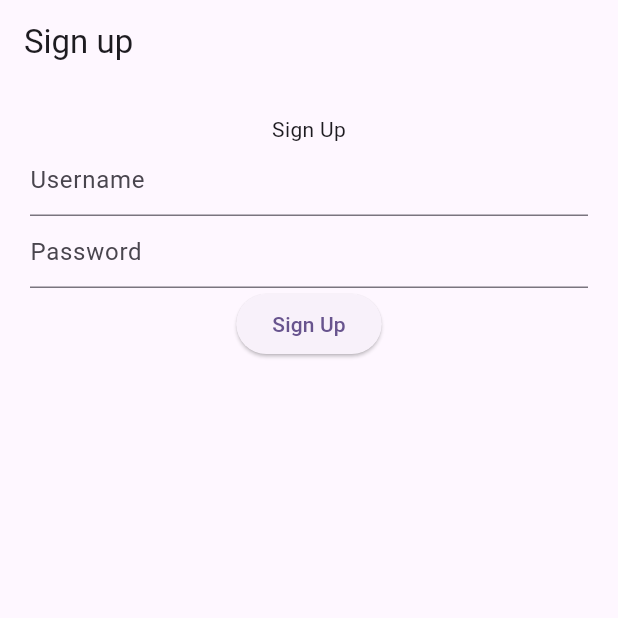
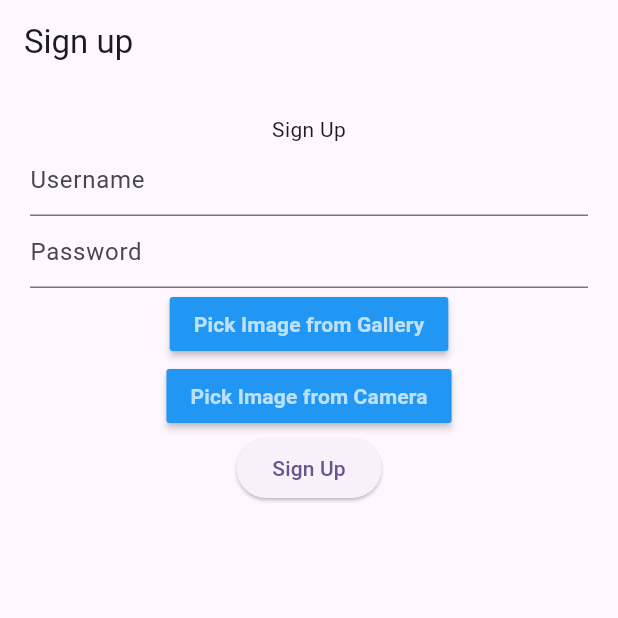
Before and after one commit to Rakan2000/Mini-Project-Meditation-App, a Flutter app: the SignupPage screen opened directly, on a phone screen of 412 x 824 dp, the top half of it. Run offline on Flutter 3.47's test engine with Material 3 defaults, Android fonts, the phone set to English and light mode, and no system bars; our stand-ins replace dio, go_router, shared_preferences; accounts and stored records are empty.

Commit message:
As a user, I can Signup

```diff
--- a/meditation_app/lib/models/user.dart
+++ b/meditation_app/lib/models/user.dart
@@ -5,22 +5,26 @@ class User {
   final int? id;
   final String username;
   final String password;
+  final String image;
 
   User({
     this.id,
     required this.username,
     required this.password,
+    required this.image,
   });
 
   User copyWith({
     int? id,
     String? username,
     String? password,
+    String? image,
   }) {
     return User(
       id: id ?? this.id,
       username: username ?? this.username,
       password: password ?? this.password,
+      image: image ?? this.image,
     );
   }
 
@@ -29,6 +33,7 @@ class User {
       'id': id,
       'username': username,
       'password': password,
+      'image': image,
     };
   }
 
@@ -37,6 +42,7 @@ class User {
       id: map['id'] != null ? map['id'] as int : null,
       username: map['username'] as String,
       password: map['password'] as String,
+      image: map['image'] as String,
     );
   }
 
@@ -47,7 +53,7 @@ class User {
 
   @override
   String toString() =>
-      'User(id: $id, username: $username, password: $password)';
+      'User(id: $id, username: $username, password: $password,image: $image)';
 
   @override
   bool operator ==(covariant User other) {
@@ -55,9 +61,11 @@ class User {
 
     return other.id == id &&
         other.username == username &&
-        other.password == password;
+        other.password == password &&
+        other.image == image;
   }
 
   @override
-  int get hashCode => id.hashCode ^ username.hashCode ^ password.hashCode;
+  int get hashCode =>
+      id.hashCode ^ username.hashCode ^ password.hashCode ^ image.hashCode;
 }
--- a/meditation_app/lib/views/signup.dart
+++ b/meditation_app/lib/views/signup.dart
@@ -45,11 +45,24 @@ class _SignupPageState extends State<SignupPage> {
               controller: passwordController,
               obscureText: true,
             ),
+            MaterialButton(
+                color: Colors.blue,
+                child: const Text("Pick Image from Gallery",
+                    style: TextStyle(
+                        color: Colors.white70, fontWeight: FontWeight.bold)),
+                onPressed: () {}),
+            MaterialButton(
+                color: Colors.blue,
+                child: const Text("Pick Image from Camera",
+                    style: TextStyle(
+                        color: Colors.white70, fontWeight: FontWeight.bold)),
+                onPressed: () {}),
             ElevatedButton(
               onPressed: () {
                 final User user = User(
                     username: usernameController.text,
-                    password: passwordController.text);
+                    password: passwordController.text,
+                    image: "");
                 context.read<AuthProvider>().signup(user: user).then((token) {
                   if (token.isNotEmpty) {
                     context.pushNamed("signin");
```
Also changed, not shown: meditation_app/lib/main.dart (+10 -106 lines).
